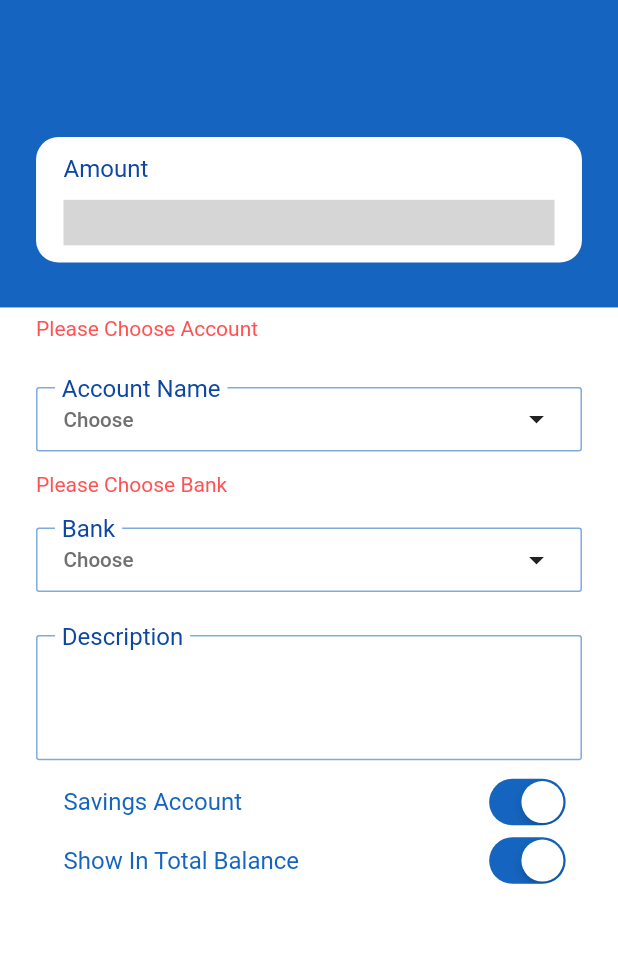
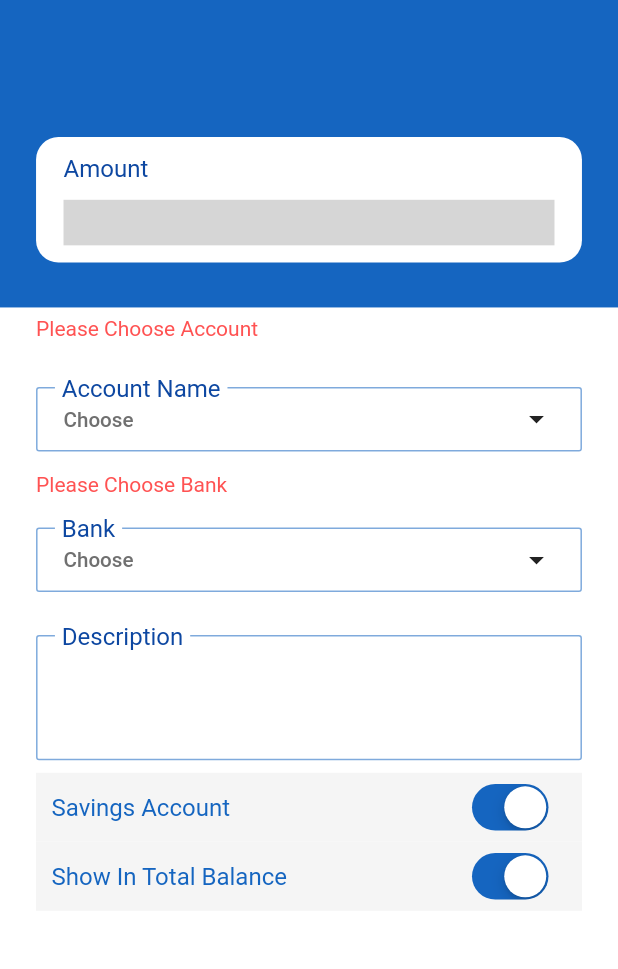
Before and after one commit to calcino/Miwallet-Flutter, a Flutter app: the AddWalletPage screen opened directly, after a tap on "save", on a phone screen of 412 x 824 dp, the part 56-1025 px from its top. Run offline on Flutter 3.47's test engine with Material 2 defaults, Android fonts, the phone set to English and light mode, and no system bars; our stand-ins replace charts_flutter, device_preview, floor, flutter_screenutil, flutter_svg, group_radio_button and 3 more; missing offline and left inert: charts_common, flutter_cupertino_date_picker, input_calculator, unicorndial; accounts and stored records are empty; generated files the repository leaves out were written again; statements that could not run were skipped; grey boxes are pictures that could not be loaded.

```diff
--- a/lib/features/wallets/ui/new_wallet_page.dart
+++ b/lib/features/wallets/ui/new_wallet_page.dart
@@ -10,6 +10,7 @@ import 'package:fluttermiwallet/utils/widgets/bottom_sheet_widget.dart';
 import 'package:fluttermiwallet/utils/widgets/custom_appbar.dart';
 import 'package:fluttermiwallet/utils/widgets/custom_text_field.dart';
 import 'package:fluttermiwallet/utils/widgets/error_widget.dart';
+import 'package:fluttermiwallet/utils/widgets/switch_box_row_widget.dart';
 import 'package:provider/provider.dart';
 
 class AddWalletPage extends StatefulWidget {
@@ -65,8 +66,6 @@ class _AddWalletPageState extends State<AddWalletPage> {
     }
   }
 
-
-
   @override
   Widget build(BuildContext context) {
     ScreenUtil.init(width: 360, height: 640);
@@ -104,7 +103,7 @@ class _AddWalletPageState extends State<AddWalletPage> {
             childWidget: chooseBottomSheet(_accountNameSelected),
             onPressed: () {
               setState(() {
-                _isChoosedAccount =false;
+                _isChoosedAccount = false;
               });
               showModalBottomSheetWidget(
                 context,
@@ -130,7 +129,7 @@ class _AddWalletPageState extends State<AddWalletPage> {
             childWidget: chooseBottomSheet(_bankNameSelected),
             onPressed: () {
               setState(() {
-                _isChoosedBank= false;
+                _isChoosedBank = false;
               });
               showModalBottomSheetWidget(
                 context,
@@ -151,16 +150,33 @@ class _AddWalletPageState extends State<AddWalletPage> {
             label: Strings.description,
             marginBottom: 0,
             height: 84,
-            childWidget: descTextField((controller) => _descController = controller),
+            childWidget:
+                descTextField((controller) => _descController = controller),
           ),
-          switchBoxRow(Strings.savingsAccount, _isSaving,
-              onChanged: (bool) => setState(() {
-                    _isSaving = !_isSaving;
-                  })),
-          switchBoxRow(Strings.showInTotalBalance, _isShowing,
-              onChanged: (bool) => setState(() {
-                    _isShowing = !_isShowing;
-                  })),
+          boxRow(
+            Strings.savingsAccount,
+            secondWidget: CupertinoSwitch(
+              activeColor: ColorRes.blueColor,
+              value: _isSaving,
+              onChanged: (bool) => setState(
+                () {
+                  _isSaving = !_isSaving;
+                },
+              ),
+            ),
+          ),
+          boxRow(
+            Strings.showInTotalBalance,
+            secondWidget: CupertinoSwitch(
+              activeColor: ColorRes.blueColor,
+              value: _isShowing,
+              onChanged: (bool) => setState(
+                () {
+                  _isShowing = !_isShowing;
+                },
+              ),
+            ),
+          ),
         ],
       ),
     );
@@ -213,28 +229,4 @@ class _AddWalletPageState extends State<AddWalletPage> {
       ),
     );
   }
-
-  Widget switchBoxRow(String text, bool value, {Function onChanged}) {
-    return Padding(
-      padding: EdgeInsets.only(
-        right: ScreenUtil().setWidth(27),
-        left: ScreenUtil().setWidth(37),
-      ),
-      child: Row(
-        mainAxisAlignment: MainAxisAlignment.spaceBetween,
-        children: <Widget>[
-          Text(
-            text,
-            style: TextStyle(
-                fontSize: ScreenUtil().setSp(14), color: ColorRes.blueColor),
-          ),
-          CupertinoSwitch(
-            activeColor: ColorRes.blueColor,
-            value: value,
-            onChanged: onChanged,
-          ),
-        ],
-      ),
-    );
-  }
 }
--- a/lib/res/strings.dart
+++ b/lib/res/strings.dart
@@ -6,12 +6,38 @@ class Strings {
   static const String expense = 'Expense';
   static const String addExpense = 'Add Expense';
   static const String addIncome = 'Add Income';
+  static const String language = 'Language';
+  static const String currency = 'Currency';
+  static const String setting = 'Setting';
   static const String accounts = 'Accounts';
   static const String account = 'Account';
   static const String toWhichAccount = 'To Which Account';
   static const String chooseaccount = 'Choose Account';
   static const String accountTransactions = 'Account Transactions';
   static const String accountName = 'Account Name';
+  static const String data = 'Data';
+  static const String pattern = 'Pattern';
+  static const String pin = 'Pin';
+  static const String face = 'Face';
+  static const String fingerPrint = 'Fingerprint';
+  static const String notification = 'Notification';
+  static const String darkMode = 'Dark Mode';
+  static const String password = 'Password';
+  static const String backup = 'Backup';
+  static const String clearData = 'Clear Data';
+  static const String aboutMiWallet = 'About Mi Wallet';
+  static const String aboutUs = 'About Us';
+  static const String english = 'English';
+  static const String arabic = 'Arabic';
+  static const String persian = 'Persian';
+  static const String dollar = 'Dollar';
+  static const String euro = 'Euro';
+  static const String rial = 'Rial';
+  static const String backupOnDevice = 'Backup On Device';
+  static const String backuoOnGoogle = 'Backup On Google Drive';
+  static const String rateUs = 'Rate Us';
+  static const String appVersion = 'App Version';
+  static const String customize = 'Customize';
   static const String transactions = 'Transactions';
   static const String editWallet = 'Edit Wallet';
   static const String newWallets = 'New Wallets';
--- a/lib/utils/navigator/navigation.dart
+++ b/lib/utils/navigator/navigation.dart
@@ -2,6 +2,7 @@ import 'package:flutter/material.dart';
 import 'package:fluttermiwallet/features/add_count/ui/add_transaction_screen.dart';
 import 'package:fluttermiwallet/features/dashboard/ui/dashboard_page.dart';
 import 'package:fluttermiwallet/features/home/ui/home_page.dart';
+import 'package:fluttermiwallet/features/setting/ui/setting_screen.dart';
 import 'package:fluttermiwallet/features/wallets/ui/account_transaction_page.dart';
 import 'package:fluttermiwallet/features/wallets/ui/accounts_page.dart';
 import 'package:fluttermiwallet/features/wallets/ui/new_wallet_page.dart';
@@ -37,6 +38,9 @@ class Navigation {
         int _id = settings.arguments;
         return MaterialPageRoute(builder: (ctx) => MoneyTransferPage(_id));
         break;
+      case RouteName.settingsPage:
+        return MaterialPageRoute(builder: (ctx) => SettingScreen());
+        break;
       default:
         return MaterialPageRoute(
             builder: (ctx) => Container(
--- a/lib/utils/widgets/custom_text_field.dart
+++ b/lib/utils/widgets/custom_text_field.dart
@@ -3,9 +3,8 @@ import 'package:flutter_screenutil/screenutil.dart';
 import 'package:fluttermiwallet/res/colors.dart';
 
 Widget customTextBox(
-    {
-    double height = 50.0,
-    marginTop,
+    {double height = 50.0,
+    marginTop = 0,
     marginBottom = 0,
     marginRight = 21,
     marginLeft = 21,
@@ -15,10 +14,11 @@ Widget customTextBox(
   ScreenUtil.init(width: 360, height: 640);
   return Container(
     margin: EdgeInsets.only(
-        top: ScreenUtil().setHeight(marginTop),
-        bottom: ScreenUtil().setHeight(marginBottom),
-        right: ScreenUtil().setWidth(marginRight),
-        left: ScreenUtil().setWidth(marginLeft)),
+      top: ScreenUtil().setHeight(marginTop),
+      bottom: ScreenUtil().setHeight(marginBottom),
+      right: ScreenUtil().setWidth(marginRight),
+      left: ScreenUtil().setWidth(marginLeft),
+    ),
     height: ScreenUtil().setHeight(height),
     child: Stack(
       children: <Widget>[
@@ -57,7 +57,8 @@ Widget customTextBox(
               child: Text(
                 label,
                 style: TextStyle(
-                    fontSize: ScreenUtil().setSp(14), color: ColorRes.textColor),
+                    fontSize: ScreenUtil().setSp(14),
+                    color: ColorRes.textColor),
               ),
             ),
           ),
@@ -71,12 +72,13 @@ Widget descTextField(Function(TextEditingController) listener) {
   TextEditingController controller = TextEditingController();
   return TextField(
     controller: controller,
-    onChanged: (text){
+    onChanged: (text) {
       listener(controller);
     },
     minLines: 1,
     maxLines: 6,
-    style: TextStyle(fontSize: ScreenUtil().setSp(12), color: ColorRes.hintColor),
+    style:
+        TextStyle(fontSize: ScreenUtil().setSp(12), color: ColorRes.hintColor),
     decoration: InputDecoration(
       border: InputBorder.none,
     ),
@@ -89,14 +91,16 @@ Widget chooseBottomSheet(String hint) {
     children: <Widget>[
       Text(
         hint,
-        style: TextStyle(fontSize: ScreenUtil().setSp(12), color: ColorRes.hintColor),
+        style: TextStyle(
+            fontSize: ScreenUtil().setSp(12), color: ColorRes.hintColor),
       ),
       Icon(Icons.arrow_drop_down),
     ],
   );
 }
 
-Widget rowWithTwoChild(Widget firstChild, Widget secondChild,{double space=10}) {
+Widget rowWithTwoChild(Widget firstChild, Widget secondChild,
+    {double space = 10}) {
   return Row(
     children: <Widget>[
       firstChild,
--- /dev/null
+++ b/lib/utils/widgets/switch_box_row_widget.dart
@@ -0,0 +1,40 @@
+import 'package:flutter/cupertino.dart';
+import 'package:flutter/material.dart';
+import 'package:flutter_screenutil/screenutil.dart';
+import 'package:fluttermiwallet/res/colors.dart';
+
+Widget boxRow(String text,
+    {Function onChanged,
+    double paddingRight = 16,
+    double paddingLeft = 9,
+      double marginTop=0,
+      double marginBottom=0,
+    Widget secondWidget,
+      Color color = ColorRes.boxColor,
+    double height = 46}) {
+  return Container(
+    height: height,
+    padding: EdgeInsets.only(
+      right: ScreenUtil().setWidth(paddingRight),
+      left: ScreenUtil().setWidth(paddingLeft),
+    ),
+    margin: EdgeInsets.only(
+      right: ScreenUtil().setWidth(21),
+      left: ScreenUtil().setWidth(21),
+      top: ScreenUtil().setHeight(marginTop),
+      bottom: ScreenUtil().setHeight(marginBottom),
+    ),
+    color: color,
+    child: Row(
+      mainAxisAlignment: MainAxisAlignment.spaceBetween,
+      children: <Widget>[
+        Text(
+          text,
+          style: TextStyle(
+              fontSize: ScreenUtil().setSp(14), color: ColorRes.blueColor),
+        ),
+        secondWidget
+      ],
+    ),
+  );
+}
--- a/pubspec.yaml
+++ b/pubspec.yaml
@@ -25,6 +25,7 @@ dependencies:
     sdk: flutter
   grouped_list: ^3.2.2
   flutter_svg: ^0.17.0
+  group_radio_button: ^1.0.1
 
 
   # The following adds the Cupertino Icons font to your application.
```
Also changed, not shown: lib/features/setting/ui/setting_screen.dart (added, +304 -0 lines), pubspec.lock.
